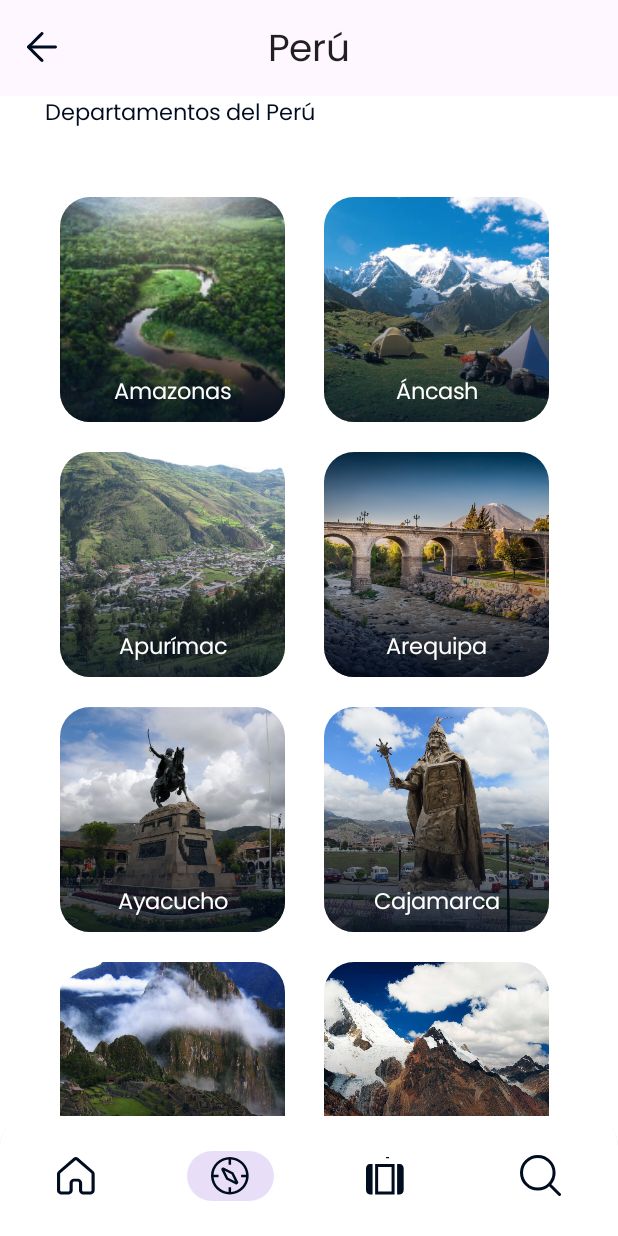
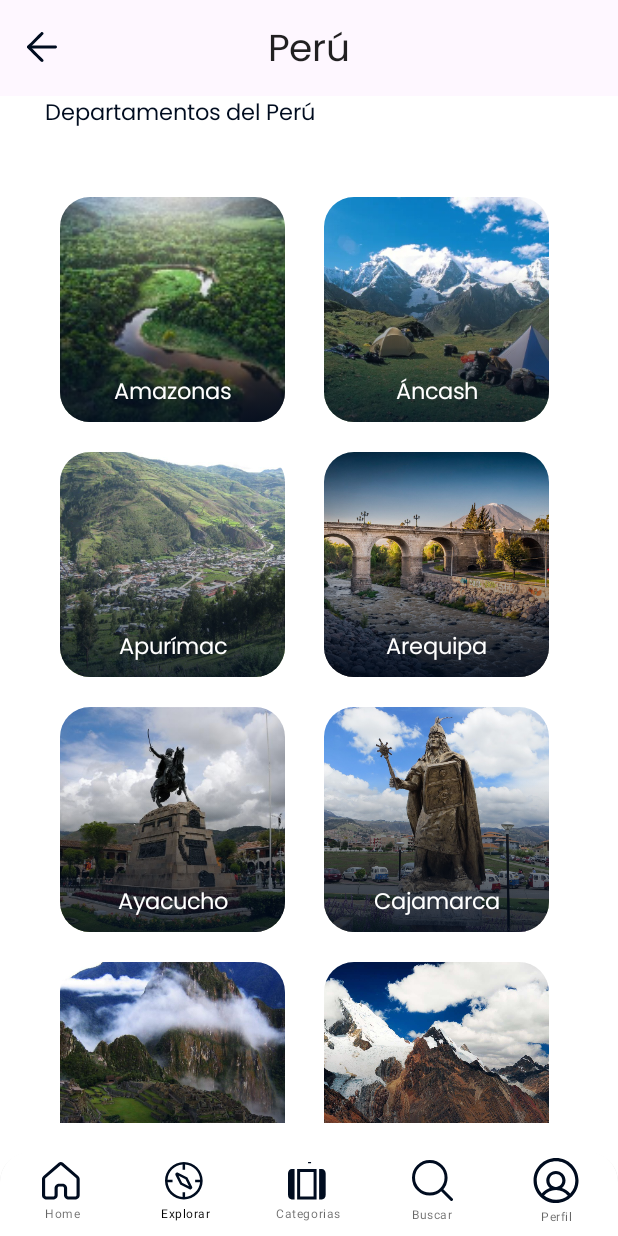
Before and after one commit to EleoRomario/DANP-Proyecto-Final-01, an Android app built with Jetpack Compose: the CategoryDestinosScreen screen opened through its navigation route, on a phone screen of 412 x 824 dp. Run offline under Robolectric (Android 15) with nearby library versions, the phone set to English and light mode, and no system bars; our stand-ins replace Firebase (no records; nobody signed in at launch, a user with empty details on screens opened directly), accompanist; 3 statements that could not run were skipped.

```diff
--- a/app/src/main/java/com/idnp/danp_proyecto_final/navegation/NavData.kt
+++ b/app/src/main/java/com/idnp/danp_proyecto_final/navegation/NavData.kt
@@ -18,7 +18,7 @@ val navList: List<NavData> = listOf(
     ),
     NavData(
         1,
-        "List",
+        "Explorar",
         R.drawable.ic_compass,
         AppScreens.ListDepartamentos.route
     ),
@@ -30,8 +30,14 @@ val navList: List<NavData> = listOf(
     ),
     NavData(
         3,
-        "Categorias",
+        "Buscar",
         R.drawable.ic_search_menu,
         AppScreens.SearchDestino.route
+    ),
+    NavData(
+        4,
+        "Perfil",
+        R.drawable.ic_user,
+        AppScreens.ProfileScreen.route
     )
 )
--- a/app/src/main/java/com/idnp/danp_proyecto_final/presentation/components/Layout.kt
+++ b/app/src/main/java/com/idnp/danp_proyecto_final/presentation/components/Layout.kt
@@ -290,9 +290,10 @@ fun BottomBarNavegation(id:Int,navController: NavController){
         elevation = 5.dp
     ) {
         items.forEachIndexed{ index, item ->
-            NavigationBarItem(
-                icon = {Image(imageVector = ImageVector.vectorResource(id = item.icon), contentDescription = "home")},
+            BottomNavigationItem(
+                icon = {Image(imageVector = ImageVector.vectorResource(id = item.icon), contentDescription = "item")},
                 selected = id == index,
+                label = {Text(item.title, fontSize = 8.sp)},
                 onClick = {
                     navController.navigate(item.route)
                 }
--- a/app/src/main/java/com/idnp/danp_proyecto_final/presentation/profile/UserProfile.kt
+++ b/app/src/main/java/com/idnp/danp_proyecto_final/presentation/profile/UserProfile.kt
@@ -22,6 +22,7 @@ import com.google.firebase.auth.FirebaseUser
 import com.google.firebase.auth.ktx.auth
 import com.google.firebase.ktx.Firebase
 import com.idnp.danp_proyecto_final.navegation.AppScreens
+import com.idnp.danp_proyecto_final.presentation.components.TopBarBack
 import com.idnp.danp_proyecto_final.presentation.components.TopBarPeru
 
 @Composable
@@ -31,7 +32,7 @@ fun ProfileScreen(
     val user = Firebase.auth.currentUser
     Scaffold(
         topBar = {
-            TopBarPeru()
+            TopBarBack(navController)
         },
         content = { padding ->
             Column(modifier = Modifier.padding(padding)){
--- /dev/null
+++ b/app/src/main/res/drawable/ic_user.xml
@@ -0,0 +1,9 @@
+<vector xmlns:android="http://schemas.android.com/apk/res/android"
+    android:width="31dp"
+    android:height="30dp"
+    android:viewportWidth="31"
+    android:viewportHeight="30">
+  <path
+      android:pathData="M15.362,0C7.092,0 0.362,6.73 0.362,15C0.362,19.008 1.923,22.774 4.756,25.606C7.588,28.439 11.356,30 15.362,30C23.632,30 30.362,23.27 30.362,15C30.362,6.73 23.632,0 15.362,0ZM15.362,2.139C22.452,2.139 28.223,7.908 28.223,15C28.223,18.364 26.912,21.419 24.79,23.713C23.321,21.973 21.423,20.692 19.305,19.962C20.74,18.784 21.678,17.011 21.678,14.988C21.678,11.463 18.811,8.596 15.237,8.596C11.715,8.596 8.846,11.462 8.846,15.038C8.846,17.024 9.777,18.782 11.206,19.954C9.131,20.664 7.261,21.905 5.805,23.584C3.677,21.221 2.501,18.204 2.501,15C2.501,7.908 8.272,2.139 15.362,2.139ZM15.287,10.735C17.633,10.735 19.539,12.642 19.539,15.038C19.539,17.334 17.705,19.202 15.425,19.277C15.363,19.277 15.303,19.265 15.241,19.265C15.188,19.265 15.136,19.275 15.082,19.277C12.809,19.192 10.985,17.329 10.985,14.988C10.985,12.644 12.892,10.735 15.287,10.735ZM15.082,21.412C15.134,21.414 15.186,21.429 15.237,21.429H15.287C15.334,21.429 15.374,21.414 15.421,21.412C18.455,21.465 21.288,22.843 23.211,25.159C21.038,26.846 18.32,27.861 15.362,27.861C12.417,27.861 9.626,26.87 7.359,25.059C9.284,22.8 12.092,21.459 15.082,21.412Z"
+      android:fillColor="#000C1F"/>
+</vector>
```
